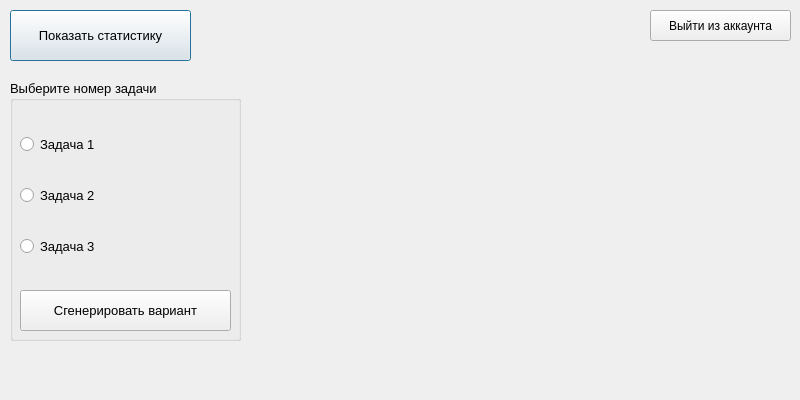
Qt form Client/task.ui (wilssuur/project) before a commit.
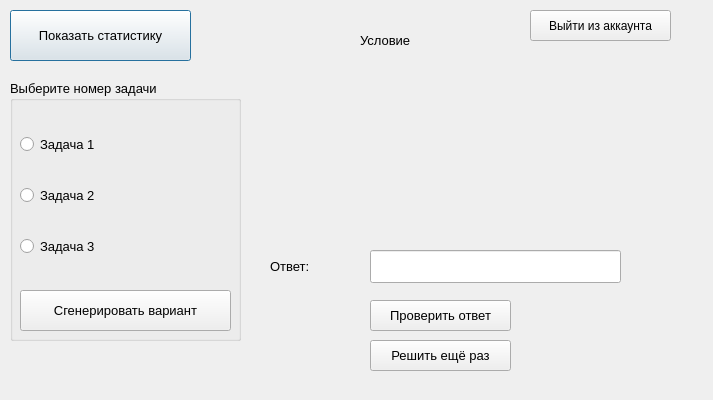
The same form after that commit.

Patch:
```diff
--- a/Client/task.ui
+++ b/Client/task.ui
@@ -6,7 +6,7 @@
    <rect>
     <x>0</x>
     <y>0</y>
-    <width>800</width>
+    <width>713</width>
     <height>400</height>
    </rect>
   </property>
@@ -34,7 +34,7 @@
   <widget class="QPushButton" name="leavaccountButton">
    <property name="geometry">
     <rect>
-     <x>650</x>
+     <x>530</x>
      <y>10</y>
      <width>141</width>
      <height>31</height>
@@ -121,10 +121,10 @@
   <widget class="QLabel" name="labeltask">
    <property name="geometry">
     <rect>
-     <x>390</x>
-     <y>100</y>
-     <width>251</width>
-     <height>141</height>
+     <x>360</x>
+     <y>70</y>
+     <width>261</width>
+     <height>161</height>
     </rect>
    </property>
    <property name="font">
@@ -133,16 +133,127 @@
     </font>
    </property>
    <property name="text">
-    <string> </string>
+    <string/>
    </property>
   </widget>
   <widget class="QLabel" name="labelanswer">
    <property name="geometry">
     <rect>
-     <x>280</x>
-     <y>270</y>
+     <x>270</x>
+     <y>250</y>
      <width>81</width>
-     <height>41</height>
+     <height>33</height>
+    </rect>
+   </property>
+   <property name="font">
+    <font>
+     <pointsize>10</pointsize>
+    </font>
+   </property>
+   <property name="text">
+    <string>Ответ:</string>
+   </property>
+  </widget>
+  <widget class="QLabel" name="labelresult">
+   <property name="geometry">
+    <rect>
+     <x>520</x>
+     <y>300</y>
+     <width>101</width>
+     <height>31</height>
+    </rect>
+   </property>
+   <property name="font">
+    <font>
+     <pointsize>10</pointsize>
+    </font>
+   </property>
+   <property name="text">
+    <string/>
+   </property>
+  </widget>
+  <widget class="QPushButton" name="checkansButton">
+   <property name="geometry">
+    <rect>
+     <x>370</x>
+     <y>300</y>
+     <width>141</width>
+     <height>31</height>
+    </rect>
+   </property>
+   <property name="font">
+    <font>
+     <pointsize>10</pointsize>
+    </font>
+   </property>
+   <property name="text">
+    <string>Проверить ответ</string>
+   </property>
+   <property name="autoDefault">
+    <bool>true</bool>
+   </property>
+   <property name="default">
+    <bool>false</bool>
+   </property>
+  </widget>
+  <widget class="QLineEdit" name="answerEdit">
+   <property name="geometry">
+    <rect>
+     <x>370</x>
+     <y>250</y>
+     <width>251</width>
+     <height>33</height>
+    </rect>
+   </property>
+   <property name="font">
+    <font>
+     <pointsize>10</pointsize>
+    </font>
+   </property>
+  </widget>
+  <widget class="QPushButton" name="againButton">
+   <property name="geometry">
+    <rect>
+     <x>370</x>
+     <y>340</y>
+     <width>141</width>
+     <height>31</height>
+    </rect>
+   </property>
+   <property name="font">
+    <font>
+     <pointsize>10</pointsize>
+    </font>
+   </property>
+   <property name="text">
+    <string>Решить ещё раз</string>
+   </property>
+  </widget>
+  <widget class="QLabel" name="labeltaskname">
+   <property name="geometry">
+    <rect>
+     <x>360</x>
+     <y>30</y>
+     <width>101</width>
+     <height>20</height>
+    </rect>
+   </property>
+   <property name="font">
+    <font>
+     <pointsize>10</pointsize>
+    </font>
+   </property>
+   <property name="text">
+    <string>Условие</string>
+   </property>
+  </widget>
+  <widget class="QLabel" name="labelvariant">
+   <property name="geometry">
+    <rect>
+     <x>370</x>
+     <y>190</y>
+     <width>261</width>
+     <height>33</height>
     </rect>
    </property>
    <property name="font">
```
Left out of the diff: 2 changed lines with no effect on the pictures.
